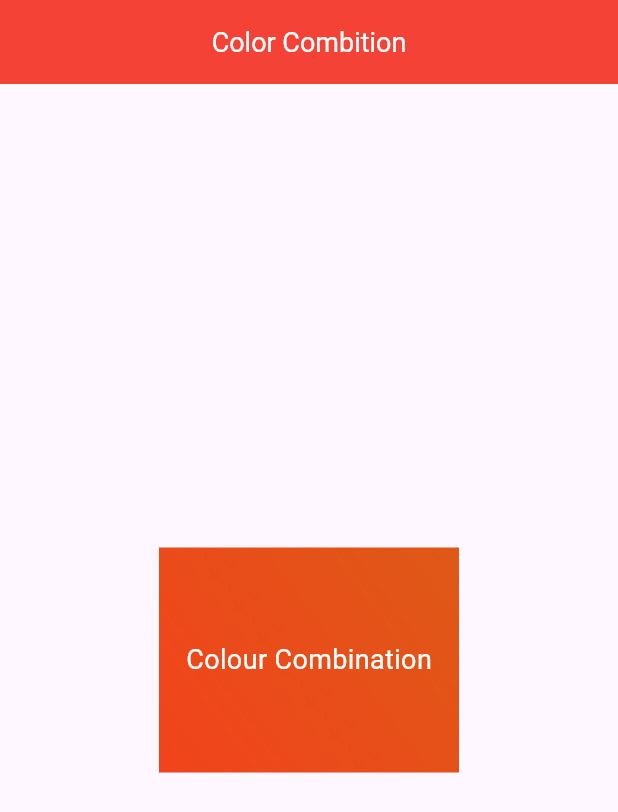
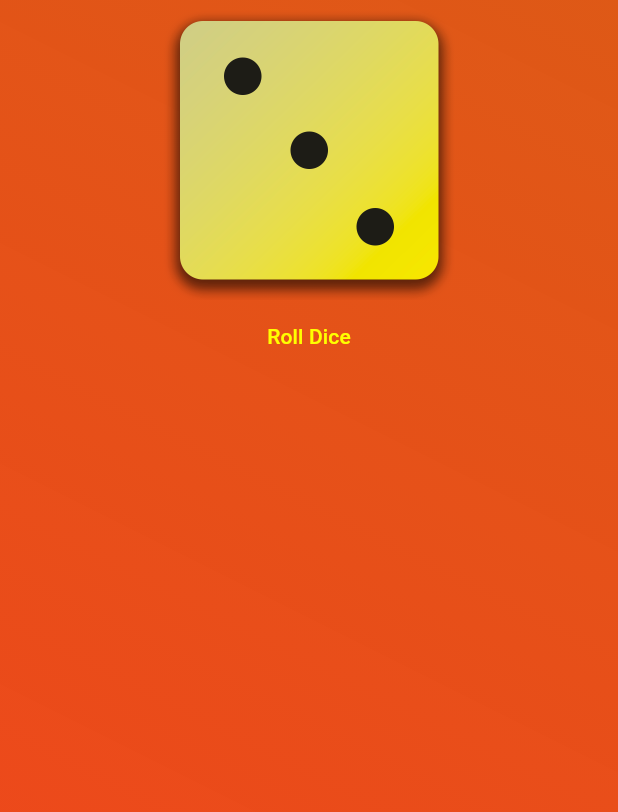
Before and after one commit to Avinash174/Online-Flutter-Course, a Flutter app: the screen it shows after launch, on a phone screen of 412 x 824 dp. Shown: the top 812 px of the screen. Run offline on Flutter 3.47's test engine with Material 3 defaults, Android fonts, the phone set to English and light mode, and no system bars.

Commit message:
new changes done

```diff
--- a/lib/gradient_color.dart
+++ b/lib/gradient_color.dart
@@ -10,20 +10,7 @@ class GradientColorTry extends StatefulWidget {
 class _GradientColorTryState extends State<GradientColorTry> {
   @override
   Widget build(BuildContext context) {
-    return Scaffold(
-      appBar: AppBar(
-        title: const Text(
-          'Color Combition',
-        ),
-        centerTitle: true,
-      ),
-      body: Column(
-        mainAxisAlignment: MainAxisAlignment.center,
-        children: [
-          Center(
-            child: Container(
-              height: 150,
-              width: 200,
+    return Container(
         alignment: Alignment.center,
         decoration: const BoxDecoration(
           gradient: LinearGradient(
@@ -35,17 +22,21 @@ class _GradientColorTryState extends State<GradientColorTry> {
             end: Alignment.bottomLeft,
           ),
         ),
-              child: const Text(
-                'Colour Combination',
-                style: TextStyle(
-                  color: Colors.white,
-                  fontSize: 18,
+        child: Center(
+          child: Column(
+            children: [
+              Image.asset(
+                'assets/images/dice-3.png',
+                width: 200,
               ),
-              ),
-            ),
-          )
+              TextButton(
+                  onPressed: () {},
+                  child: Text(
+                    'Roll Dice',
+                    style: TextStyle(color: Colors.yellowAccent),
+                  ))
             ],
           ),
-    );
+        ));
   }
 }
--- a/pubspec.yaml
+++ b/pubspec.yaml
@@ -59,9 +59,8 @@ flutter:
   uses-material-design: true
 
   # To add assets to your application, add an assets section, like this:
-  # assets:
-  #   - images/a_dot_burr.jpeg
-  #   - images/a_dot_ham.jpeg
+  assets:
+    - assets/images/
 
   # An image asset can refer to one or more resolution-specific "variants", see
   # https://flutter.dev/assets-and-images/#resolution-aware
```
Also changed, not shown: assets/images/dice-1.png (added), assets/images/dice-2.png (added), assets/images/dice-3.png (added), assets/images/dice-4.png (added), assets/images/dice-5.png (added), assets/images/dice-6.png (added). Lines whose indentation alone changed are shown as unchanged.
